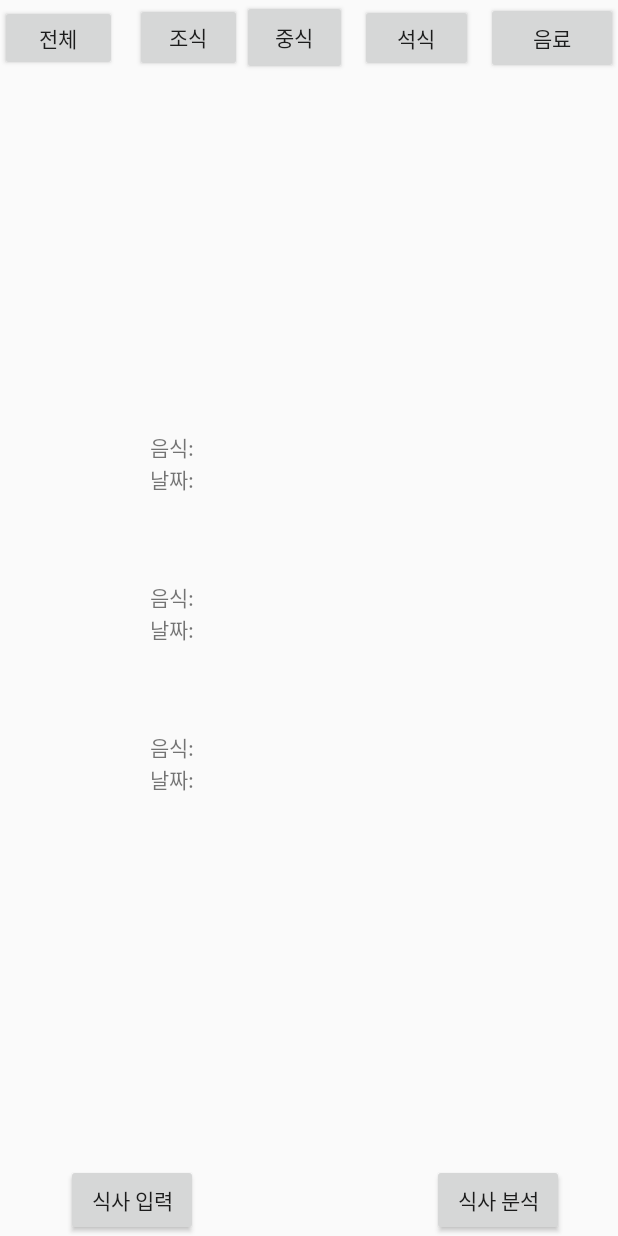
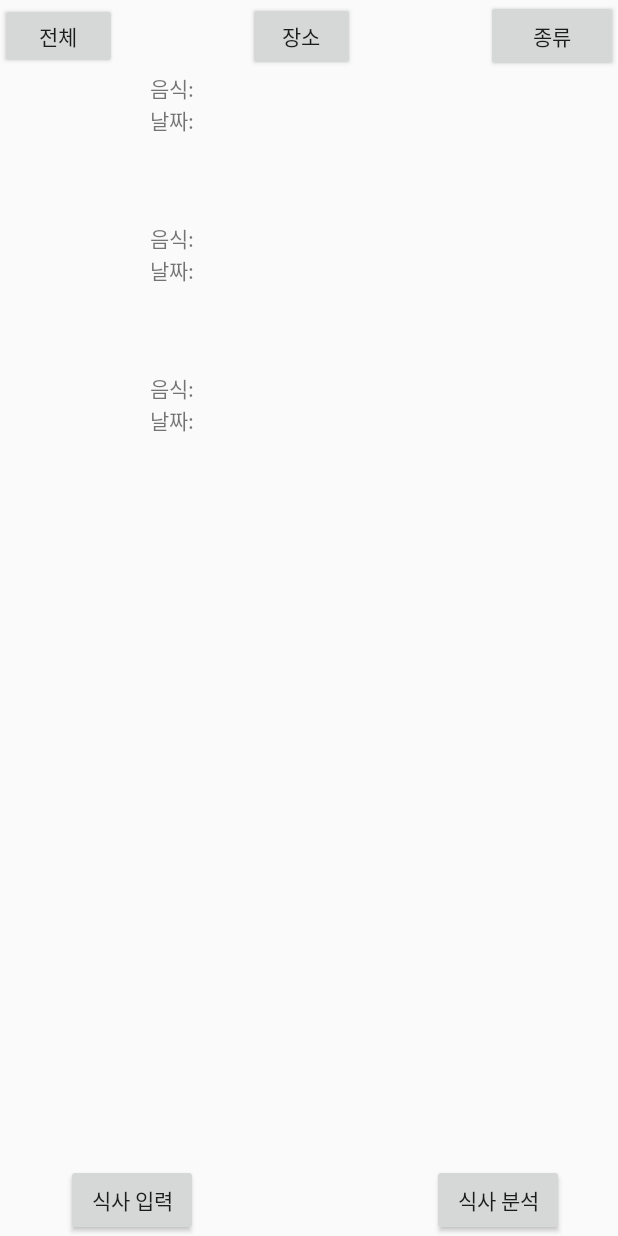
Before and after one commit to 99apollo/MobileSoftware, an Android app: the layout food_view_layout.xml on its own in the app's theme, with its tools: preview values and no code run, on a phone screen of 412 x 824 dp. Run offline under Robolectric (Android 15) with nearby library versions, the phone set to English and light mode, and no system bars.

Commit message:
수정본1115

```diff
--- a/app/src/main/res/layout/food_view_layout.xml
+++ b/app/src/main/res/layout/food_view_layout.xml
@@ -25,50 +25,34 @@
             app:layout_constraintStart_toStartOf="parent"
             app:layout_constraintTop_toTopOf="parent" />
 
+
         <Button
             android:id="@+id/breakfast"
             android:layout_width="71dp"
             android:layout_height="46dp"
-            android:layout_marginStart="12dp"
-            android:text="조식"
+            android:text="장소"
             app:layout_constraintBottom_toBottomOf="parent"
+            app:layout_constraintEnd_toStartOf="@+id/drink"
             app:layout_constraintStart_toEndOf="@+id/allFood"
             app:layout_constraintTop_toTopOf="parent" />
-
-        <Button
-            android:id="@+id/lunch"
-            android:layout_width="70dp"
-            android:layout_height="50dp"
-            android:text="중식"
-            app:layout_constraintStart_toEndOf="@+id/breakfast"
-            tools:layout_editor_absoluteY="-2dp" />
 
         <Button
             android:id="@+id/drink"
             android:layout_width="wrap_content"
             android:layout_height="wrap_content"
-            android:text="음료"
+            android:text="종류"
             app:layout_constraintBottom_toBottomOf="parent"
             app:layout_constraintEnd_toEndOf="parent"
             app:layout_constraintTop_toTopOf="parent" />
 
-        <Button
-            android:id="@+id/Dinner"
-            android:layout_width="75dp"
-            android:layout_height="45dp"
-            android:text="석식"
-            app:layout_constraintBottom_toBottomOf="parent"
-            app:layout_constraintEnd_toStartOf="@+id/drink"
-            app:layout_constraintStart_toEndOf="@+id/lunch"
-            app:layout_constraintTop_toTopOf="parent" />
 
     </androidx.constraintlayout.widget.ConstraintLayout>
 
     <androidx.constraintlayout.widget.ConstraintLayout
         android:layout_width="match_parent"
         android:layout_height="wrap_content"
-        app:layout_constraintBottom_toBottomOf="parent"
         app:layout_constraintEnd_toEndOf="parent"
+        app:layout_constraintStart_toStartOf="parent"
         app:layout_constraintTop_toBottomOf="@+id/constraintLayout8">
 
         <androidx.recyclerview.widget.RecyclerView
```
Also changed, not shown: app/src/main/java/com/example/myapplication/FoodView.java (+93 -21 lines).
